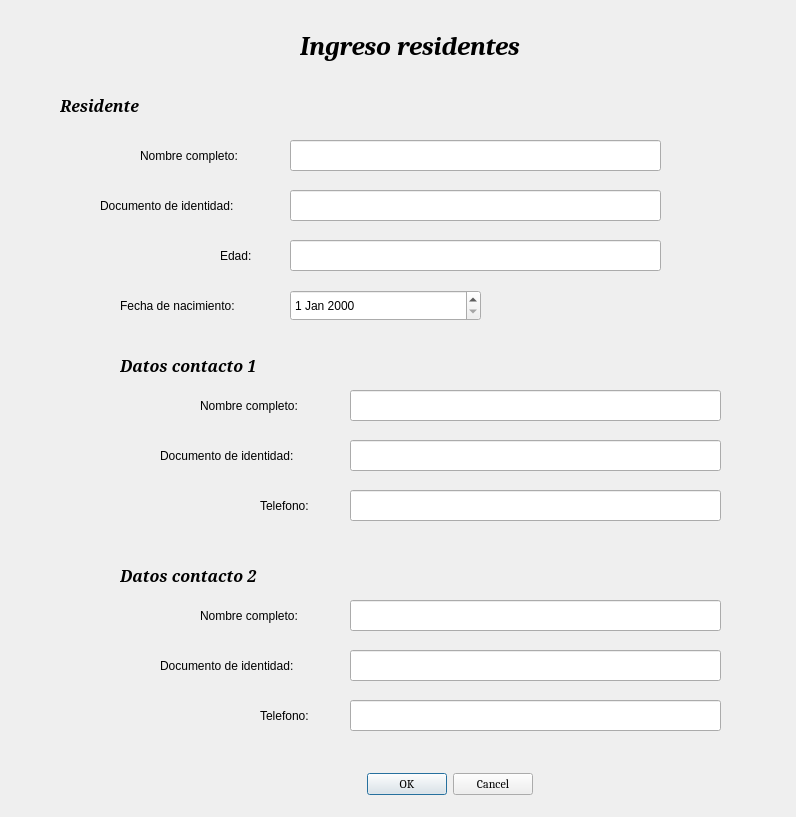
Qt form interfaces/agregar_residente.ui (manumoralesv/Trabajo-final) before a commit.
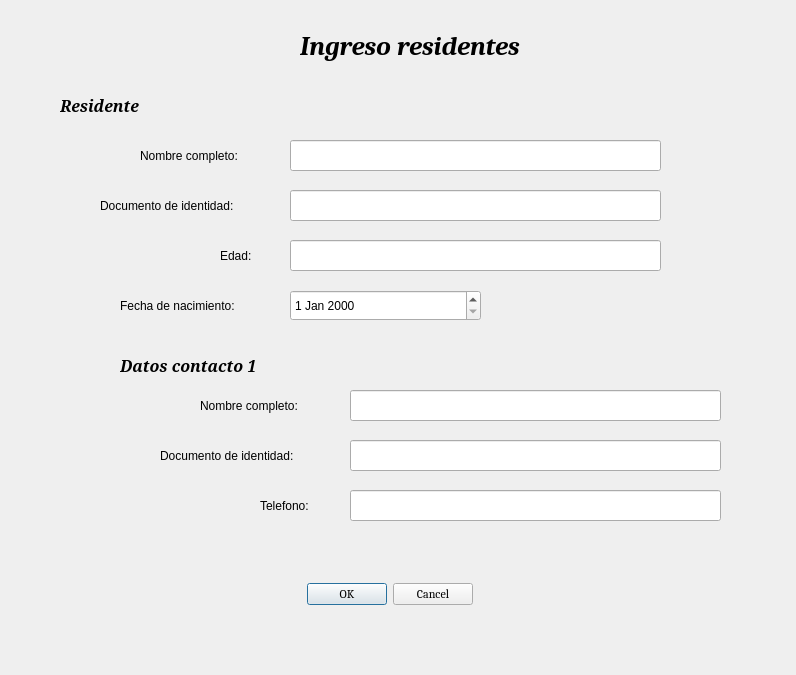
The same form after that commit.

Diff of the .ui file:
```diff
--- a/interfaces/agregar_residente.ui
+++ b/interfaces/agregar_residente.ui
@@ -7,7 +7,7 @@
     <x>0</x>
     <y>0</y>
     <width>796</width>
-    <height>817</height>
+    <height>675</height>
    </rect>
   </property>
   <property name="windowTitle">
@@ -271,124 +271,6 @@
     <string>Datos contacto 1</string>
    </property>
   </widget>
-  <widget class="QLineEdit" name="tel_cont2">
-   <property name="geometry">
-    <rect>
-     <x>350</x>
-     <y>700</y>
-     <width>371</width>
-     <height>31</height>
-    </rect>
-   </property>
-   <property name="text">
-    <string/>
-   </property>
-  </widget>
-  <widget class="QLineEdit" name="doc_cont2">
-   <property name="geometry">
-    <rect>
-     <x>350</x>
-     <y>650</y>
-     <width>371</width>
-     <height>31</height>
-    </rect>
-   </property>
-   <property name="text">
-    <string/>
-   </property>
-  </widget>
-  <widget class="QLabel" name="label_10">
-   <property name="geometry">
-    <rect>
-     <x>160</x>
-     <y>650</y>
-     <width>171</width>
-     <height>31</height>
-    </rect>
-   </property>
-   <property name="font">
-    <font>
-     <pointsize>9</pointsize>
-    </font>
-   </property>
-   <property name="text">
-    <string>Documento de identidad:</string>
-   </property>
-  </widget>
-  <widget class="QLabel" name="label_11">
-   <property name="geometry">
-    <rect>
-     <x>260</x>
-     <y>700</y>
-     <width>61</width>
-     <height>31</height>
-    </rect>
-   </property>
-   <property name="font">
-    <font>
-     <pointsize>9</pointsize>
-    </font>
-   </property>
-   <property name="layoutDirection">
-    <enum>Qt::LeftToRight</enum>
-   </property>
-   <property name="text">
-    <string>Telefono:</string>
-   </property>
-  </widget>
-  <widget class="QLabel" name="label_12">
-   <property name="geometry">
-    <rect>
-     <x>200</x>
-     <y>600</y>
-     <width>121</width>
-     <height>31</height>
-    </rect>
-   </property>
-   <property name="font">
-    <font>
-     <pointsize>9</pointsize>
-    </font>
-   </property>
-   <property name="text">
-    <string>Nombre completo:</string>
-   </property>
-  </widget>
-  <widget class="QLineEdit" name="name_cont2">
-   <property name="geometry">
-    <rect>
-     <x>350</x>
-     <y>600</y>
-     <width>371</width>
-     <height>31</height>
-    </rect>
-   </property>
-   <property name="text">
-    <string/>
-   </property>
-  </widget>
-  <widget class="QLabel" name="label_13">
-   <property name="geometry">
-    <rect>
-     <x>120</x>
-     <y>550</y>
-     <width>171</width>
-     <height>51</height>
-    </rect>
-   </property>
-   <property name="font">
-    <font>
-     <family>Garamond</family>
-     <pointsize>12</pointsize>
-     <weight>75</weight>
-     <italic>true</italic>
-     <bold>true</bold>
-    </font>
-   </property>
-   <property name="text">
-    <string>Datos contacto 2</string>
-   </property>
-  </widget>
   <widget class="QLabel" name="label_14">
    <property name="geometry">
     <rect>
@@ -414,8 +296,8 @@
   <widget class="QDialogButtonBox" name="boton_agregar">
    <property name="geometry">
     <rect>
-     <x>340</x>
-     <y>770</y>
+     <x>280</x>
+     <y>580</y>
      <width>193</width>
      <height>28</height>
     </rect>
```
